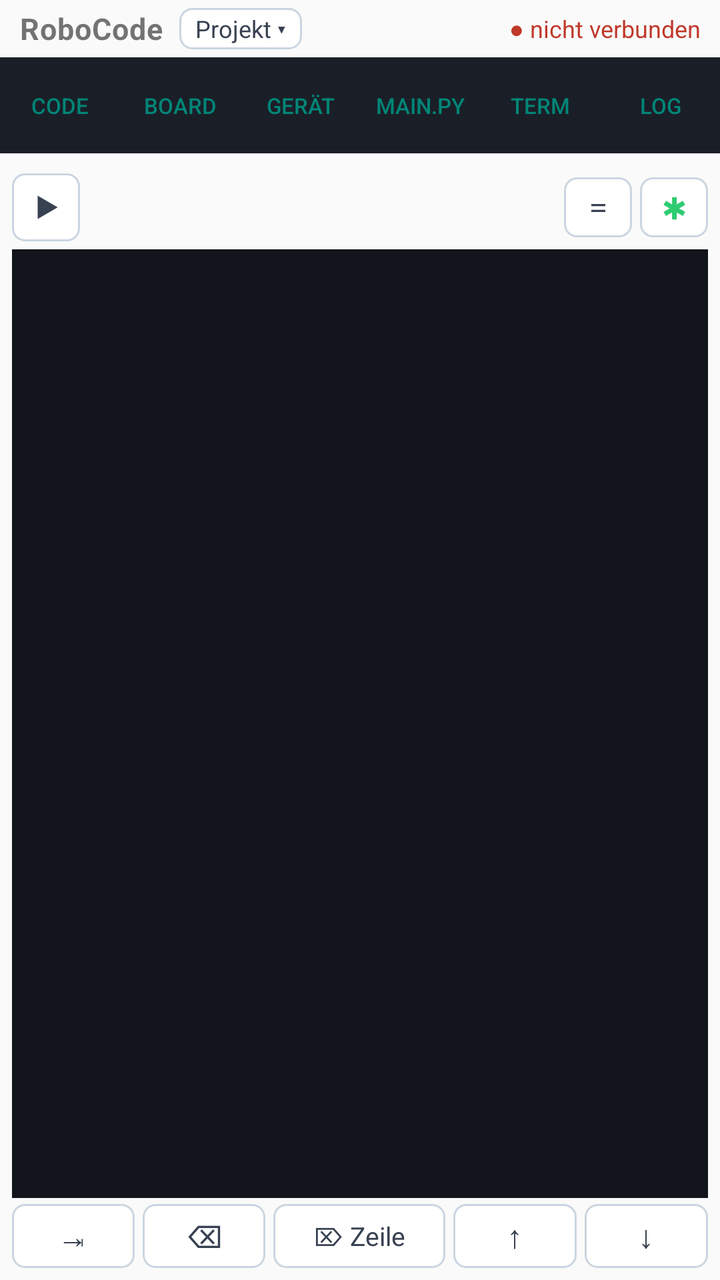
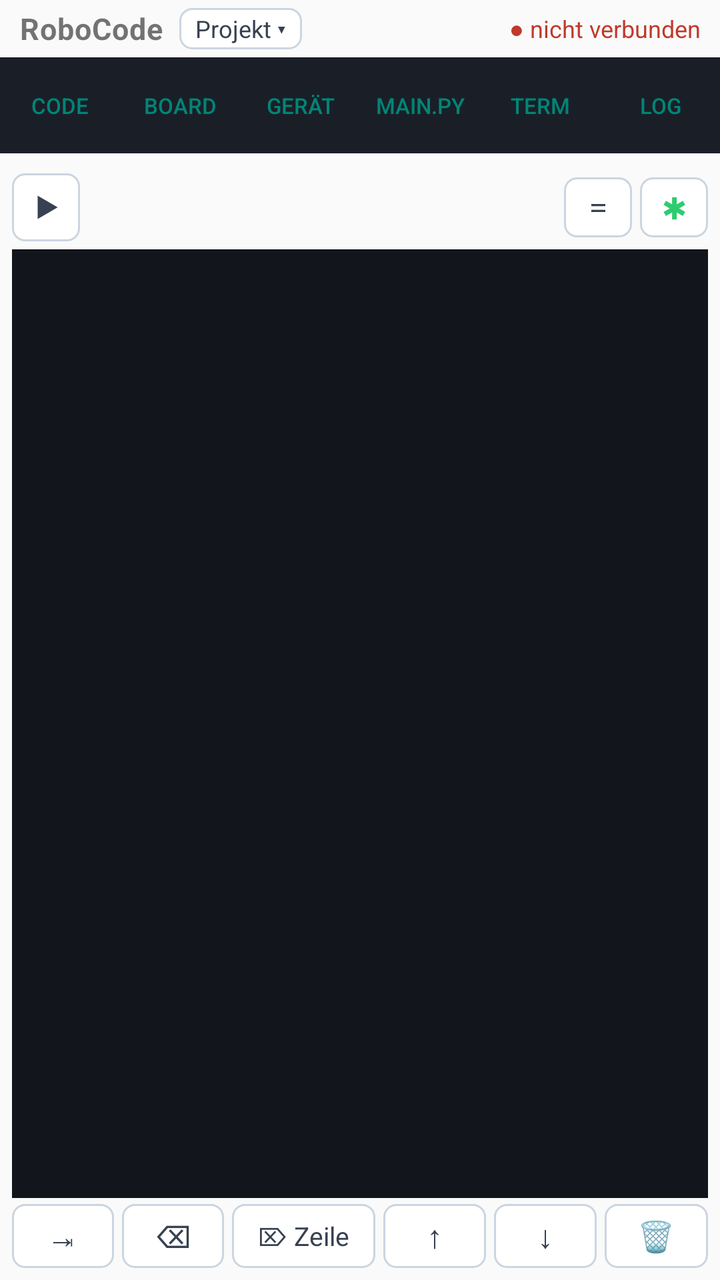

Screens rendered from an Android XML layout before and after an edit, with the pre-edit source and the edit as a unified diff.
<!-- AndroidManifest.xml: application theme Theme.AppCompat.DayNight -->
<!-- res/layout/activity_main.xml -->
<?xml version="1.0" encoding="utf-8"?>
<LinearLayout xmlns:android="http://schemas.android.com/apk/res/android"
    android:layout_width="match_parent"
    android:layout_height="match_parent"
    android:orientation="vertical">

    
    <LinearLayout
        android:layout_width="match_parent"
        android:layout_height="wrap_content"
        android:orientation="horizontal"
        android:gravity="center_vertical"
        android:paddingStart="10dp"
        android:paddingEnd="10dp"
        android:paddingTop="4dp"
        android:paddingBottom="4dp">

        <TextView android:id="@+id/brand"
            android:layout_width="wrap_content"
            android:layout_height="wrap_content"
            android:text="RoboCode"
            android:textSize="15sp"
            android:textStyle="bold"
            android:letterSpacing="0.02"
            android:clickable="true"
            android:focusable="true" />

        <TextView android:id="@+id/btnProject"
            android:layout_width="wrap_content" android:layout_height="wrap_content"
            android:layout_marginStart="8dp"
            android:paddingStart="8dp" android:paddingEnd="8dp" android:paddingTop="2dp" android:paddingBottom="2dp"
            android:background="@drawable/bg_icon_button"
            android:textSize="12sp" android:textColor="#374151"
            android:maxWidth="150dp" android:singleLine="true" android:ellipsize="end"
            android:text="Projekt ▾" android:clickable="true" android:focusable="true" />

        <TextView android:id="@+id/txtStatus"
            android:layout_width="0dp"
            android:layout_weight="1"
            android:layout_height="wrap_content"
            android:gravity="end"
            android:textSize="12sp"
            android:text="● nicht verbunden"
            android:textColor="#c0392b" />
    </LinearLayout>

    
    <LinearLayout
        android:layout_width="match_parent"
        android:layout_height="wrap_content"
        android:orientation="horizontal"
        android:background="#1a1f27">

        <Button android:id="@+id/navCode" style="?android:attr/buttonBarButtonStyle"
            android:layout_width="0dp" android:layout_weight="1" android:layout_height="wrap_content"
            android:text="Code" android:textSize="11sp" android:padding="2dp" android:singleLine="true" />
        <Button android:id="@+id/navBoard" style="?android:attr/buttonBarButtonStyle"
            android:layout_width="0dp" android:layout_weight="1" android:layout_height="wrap_content"
            android:text="Board" android:textSize="11sp" android:padding="2dp" android:singleLine="true" />
        <Button android:id="@+id/navDevice" style="?android:attr/buttonBarButtonStyle"
            android:layout_width="0dp" android:layout_weight="1" android:layout_height="wrap_content"
            android:text="Gerät" android:textSize="11sp" android:padding="2dp" android:singleLine="true" />
        <Button android:id="@+id/navMain" style="?android:attr/buttonBarButtonStyle"
            android:layout_width="0dp" android:layout_weight="1" android:layout_height="wrap_content"
            android:text="main.py" android:textSize="11sp" android:padding="2dp" android:singleLine="true" />
        <Button android:id="@+id/navTerminal" style="?android:attr/buttonBarButtonStyle"
            android:layout_width="0dp" android:layout_weight="1" android:layout_height="wrap_content"
            android:text="Term" android:textSize="11sp" android:padding="2dp" android:singleLine="true" />
        <Button android:id="@+id/navLog" style="?android:attr/buttonBarButtonStyle"
            android:layout_width="0dp" android:layout_weight="1" android:layout_height="wrap_content"
            android:text="Log" android:textSize="11sp" android:padding="2dp" android:singleLine="true" />
    </LinearLayout>

    
    <LinearLayout android:id="@+id/panelCode"
        android:layout_width="match_parent"
        android:layout_height="0dp"
        android:layout_weight="1"
        android:orientation="vertical"
        android:padding="6dp">

        
        <LinearLayout android:id="@+id/tabRow"
            android:layout_width="match_parent" android:layout_height="wrap_content"
            android:orientation="horizontal" android:visibility="gone">
            <Button android:id="@+id/tabSetup" style="?android:attr/buttonStyleSmall"
                android:layout_width="0dp" android:layout_weight="1" android:layout_height="wrap_content"
                android:text="SETUP" />
            <Button android:id="@+id/tabMain" style="?android:attr/buttonStyleSmall"
                android:layout_width="0dp" android:layout_weight="1" android:layout_height="wrap_content"
                android:text="MAIN" />
            <Button android:id="@+id/tabLib" style="?android:attr/buttonStyleSmall"
                android:layout_width="0dp" android:layout_weight="1" android:layout_height="wrap_content"
                android:text="LIB" />
        </LinearLayout>

        
        <LinearLayout android:layout_width="match_parent" android:layout_height="wrap_content"
            android:orientation="horizontal" android:gravity="center_vertical"
            android:paddingTop="4dp" android:paddingBottom="2dp">
            <ImageButton android:id="@+id/btnStart"
                android:layout_width="wrap_content" android:layout_height="34dp"
                android:src="@drawable/ic_start"
                android:background="@drawable/bg_icon_button"
                android:scaleType="fitCenter" android:adjustViewBounds="true"
                android:padding="7dp" android:layout_marginEnd="6dp"
                android:contentDescription="Start — übertragen und ausführen"
                android:enabled="false" />
            <HorizontalScrollView android:layout_width="0dp" android:layout_weight="1"
                android:layout_height="wrap_content" android:scrollbars="none">
                <LinearLayout android:id="@+id/palette"
                    android:layout_width="wrap_content" android:layout_height="wrap_content"
                    android:orientation="horizontal" />
            </HorizontalScrollView>
            
            <TextView android:id="@+id/btnAssign"
                android:layout_width="34dp" android:layout_height="30dp"
                android:text="=" android:textSize="15sp" android:gravity="center"
                android:textColor="#374151" android:background="@drawable/bg_icon_button"
                android:layout_marginStart="4dp"
                android:fontFamily="monospace" android:clickable="true" android:focusable="true" />
            
            <TextView android:id="@+id/btnAi"
                android:layout_width="34dp" android:layout_height="30dp"
                android:text="✱" android:textSize="16sp" android:gravity="center"
                android:textColor="#2ECC71" android:background="@drawable/bg_icon_button"
                android:layout_marginStart="4dp"
                android:contentDescription="Mit KI programmieren"
                android:clickable="true" android:focusable="true" />
        </LinearLayout>
        
        <HorizontalScrollView android:layout_width="match_parent" android:layout_height="wrap_content"
            android:scrollbars="none" android:paddingBottom="2dp">
            <LinearLayout android:id="@+id/paletteSub"
                android:layout_width="wrap_content" android:layout_height="wrap_content"
                android:gravity="center_vertical"
                android:orientation="horizontal" android:visibility="gone" />
        </HorizontalScrollView>

        <EditText android:id="@+id/editor"
            android:layout_width="match_parent" android:layout_height="0dp" android:layout_weight="1"
            android:gravity="top|start"
            android:inputType="textMultiLine|textNoSuggestions"
            android:fontFamily="monospace" android:textSize="13sp"
            android:importantForAutofill="no"
            android:background="#12151b" android:textColor="#e6e9ef" android:padding="6dp" />

        
        <LinearLayout android:layout_width="match_parent" android:layout_height="wrap_content"
            android:orientation="horizontal" android:gravity="center_vertical" android:paddingTop="3dp">
            <TextView android:id="@+id/edTab" android:text="⇥"
                android:layout_width="0dp" android:layout_weight="1" android:layout_height="32dp"
                android:gravity="center" android:textSize="16sp" android:textColor="#374151"
                android:background="@drawable/bg_icon_button" android:layout_marginEnd="4dp"
                android:clickable="true" android:focusable="true" />
            <TextView android:id="@+id/edBack" android:text="⌫"
                android:layout_width="0dp" android:layout_weight="1" android:layout_height="32dp"
                android:gravity="center" android:textSize="16sp" android:textColor="#374151"
                android:background="@drawable/bg_icon_button" android:layout_marginEnd="4dp"
                android:clickable="true" android:focusable="true" />
            <TextView android:id="@+id/edDelLine" android:text="⌦ Zeile"
                android:layout_width="0dp" android:layout_weight="1.4" android:layout_height="32dp"
                android:gravity="center" android:textSize="13sp" android:textColor="#374151"
                android:background="@drawable/bg_icon_button" android:layout_marginEnd="4dp"
                android:clickable="true" android:focusable="true" />
            <TextView android:id="@+id/edUp" android:text="↑"
                android:layout_width="0dp" android:layout_weight="1" android:layout_height="32dp"
                android:gravity="center" android:textSize="16sp" android:textColor="#374151"
                android:background="@drawable/bg_icon_button" android:layout_marginEnd="4dp"
                android:clickable="true" android:focusable="true" />
            <TextView android:id="@+id/edDown" android:text="↓"
                android:layout_width="0dp" android:layout_weight="1" android:layout_height="32dp"
                android:gravity="center" android:textSize="16sp" android:textColor="#374151"
                android:background="@drawable/bg_icon_button"
                android:clickable="true" android:focusable="true" />
        </LinearLayout>
    </LinearLayout>

    
    <LinearLayout android:id="@+id/panelBoard"
        android:layout_width="match_parent"
        android:layout_height="0dp"
        android:layout_weight="1"
        android:orientation="vertical"
        android:visibility="gone">

        
        <LinearLayout android:layout_width="match_parent" android:layout_height="wrap_content"
            android:orientation="horizontal" android:gravity="center_vertical"
            android:background="#f3f4f6"
            android:paddingStart="6dp" android:paddingEnd="6dp" android:paddingTop="1dp" android:paddingBottom="1dp">
            <Spinner android:id="@+id/spinnerBoardCfg"
                android:layout_width="0dp" android:layout_weight="1" android:layout_height="wrap_content"
                android:minHeight="0dp" android:paddingTop="0dp" android:paddingBottom="0dp" />
            <Button android:id="@+id/btnBoardClone" style="?android:attr/buttonStyleSmall"
                android:layout_width="wrap_content" android:layout_height="wrap_content"
                android:minHeight="0dp" android:minWidth="0dp"
                android:text="Klonen" android:textSize="11sp" />
        </LinearLayout>

        <ScrollView android:layout_width="match_parent" android:layout_height="0dp" android:layout_weight="1"
            android:background="#ffffff">
            
            <HorizontalScrollView android:layout_width="match_parent" android:layout_height="wrap_content"
                android:scrollbars="none" android:padding="4dp">
                <LinearLayout android:id="@+id/boardRow"
                    android:layout_width="wrap_content" android:layout_height="wrap_content"
                    android:orientation="horizontal" android:gravity="center_vertical" />
            </HorizontalScrollView>
        </ScrollView>
    </LinearLayout>

    
    <LinearLayout android:id="@+id/panelDevice"
        android:layout_width="match_parent"
        android:layout_height="0dp"
        android:layout_weight="1"
        android:orientation="vertical"
        android:padding="12dp"
        android:visibility="gone">

        <TextView android:id="@+id/txtDeviceInfo"
            android:layout_width="match_parent" android:layout_height="wrap_content"
            android:textSize="14sp" android:paddingBottom="10dp"
            android:text="Noch nicht verbunden." />

        <Button android:id="@+id/btnConnect"
            android:layout_width="match_parent" android:layout_height="wrap_content"
            android:text="Verbinden &amp; prüfen" />
        <Button android:id="@+id/btnInstall"
            android:layout_width="match_parent" android:layout_height="wrap_content"
            android:text="MicroPython installieren" android:enabled="false" />

        <LinearLayout android:layout_width="match_parent" android:layout_height="wrap_content"
            android:orientation="horizontal" android:gravity="center_vertical" android:paddingTop="10dp">
            <TextView android:layout_width="wrap_content" android:layout_height="wrap_content"
                android:text="Board (autom.):" android:paddingEnd="6dp" />
            <Spinner android:id="@+id/spinnerBoard"
                android:layout_width="0dp" android:layout_weight="1" android:layout_height="wrap_content" />
        </LinearLayout>

        <TextView android:layout_width="match_parent" android:layout_height="wrap_content"
            android:textSize="11sp" android:textColor="#8a93a2" android:paddingTop="10dp"
            android:text="Zum Installieren den ESP32 per BOOT/EN in den Download-Modus bringen (die App sagt es an). Das Board wird beim Verbinden automatisch erkannt; der Regler ist nur zur Korrektur." />

        <Button android:id="@+id/btnInfo" style="?android:attr/buttonStyleSmall"
            android:layout_width="wrap_content" android:layout_height="wrap_content"
            android:layout_marginTop="16dp"
            android:text="ℹ Info &amp; Lizenzen" />
    </LinearLayout>

    
    <LinearLayout android:id="@+id/panelMain"
        android:layout_width="match_parent"
        android:layout_height="0dp"
        android:layout_weight="1"
        android:orientation="vertical"
        android:padding="6dp"
        android:visibility="gone">

        <LinearLayout android:layout_width="match_parent" android:layout_height="wrap_content"
            android:orientation="horizontal" android:gravity="end">
            <Button android:id="@+id/btnCopyMain" style="?android:attr/buttonStyleSmall"
                android:layout_width="wrap_content" android:layout_height="wrap_content" android:text="Kopieren" />
            <Button android:id="@+id/btnDownloadMain" style="?android:attr/buttonStyleSmall"
                android:layout_width="wrap_content" android:layout_height="wrap_content" android:text="⤓ speichern" />
        </LinearLayout>
        <ScrollView android:layout_width="match_parent" android:layout_height="0dp" android:layout_weight="1">
            <TextView android:id="@+id/mainPyView"
                android:layout_width="match_parent" android:layout_height="wrap_content"
                android:fontFamily="monospace" android:textSize="11sp" android:padding="6dp"
                android:background="#12151b" android:textColor="#e6e9ef" android:textIsSelectable="true" />
        </ScrollView>
    </LinearLayout>

    
    <LinearLayout android:id="@+id/panelTerminal"
        android:layout_width="match_parent"
        android:layout_height="0dp"
        android:layout_weight="1"
        android:orientation="vertical"
        android:padding="6dp"
        android:visibility="gone">

        <LinearLayout android:layout_width="match_parent" android:layout_height="wrap_content"
            android:orientation="horizontal" android:gravity="center_vertical">
            <TextView android:id="@+id/terminalTitle" android:layout_width="0dp" android:layout_weight="1" android:layout_height="wrap_content"
                android:text="Terminal" android:textSize="11sp" android:textColor="#8a93a2" />
            <Button android:id="@+id/btnDashAdd" style="?android:attr/buttonStyleSmall"
                android:layout_width="wrap_content" android:layout_height="wrap_content"
                android:text="+ Widget" android:visibility="gone" />
            <Button android:id="@+id/btnDashToggle" style="?android:attr/buttonStyleSmall"
                android:layout_width="wrap_content" android:layout_height="wrap_content" android:text="Tafel" />
            <Button android:id="@+id/btnTerminalStop" style="?android:attr/buttonStyleSmall"
                android:layout_width="wrap_content" android:layout_height="wrap_content" android:text="Stop" />
            <Button android:id="@+id/btnTerminalClear" style="?android:attr/buttonStyleSmall"
                android:layout_width="wrap_content" android:layout_height="wrap_content" android:text="leeren" />
        </LinearLayout>

        
        <ScrollView android:id="@+id/terminalInScroll"
            android:layout_width="match_parent" android:layout_height="0dp" android:layout_weight="1"
            android:background="#12151b">
            <TextView android:id="@+id/terminalIn"
                android:layout_width="match_parent" android:layout_height="wrap_content"
                android:fontFamily="monospace" android:textSize="12sp" android:padding="6dp"
                android:textColor="#9be7a0" android:textIsSelectable="true" />
        </ScrollView>

        
        <ScrollView android:id="@+id/dashScroll"
            android:layout_width="match_parent" android:layout_height="0dp" android:layout_weight="1"
            android:background="#12151b" android:visibility="gone">
            <LinearLayout android:id="@+id/dashBox"
                android:layout_width="match_parent" android:layout_height="wrap_content"
                android:orientation="vertical" android:padding="4dp" />
        </ScrollView>

        
        <LinearLayout android:id="@+id/terminalOutRow" android:layout_width="match_parent" android:layout_height="wrap_content"
            android:orientation="horizontal" android:gravity="center_vertical" android:paddingTop="4dp">
            <EditText android:id="@+id/terminalOut"
                android:layout_width="0dp" android:layout_weight="1" android:layout_height="wrap_content"
                android:hint="Zeile senden…" android:singleLine="true"
                android:inputType="text|textNoSuggestions"
                android:imeOptions="actionSend"
                android:fontFamily="monospace" android:textSize="13sp"
                android:importantForAutofill="no" />
            <Button android:id="@+id/btnTerminalSend" style="?android:attr/buttonStyleSmall"
                android:layout_width="wrap_content" android:layout_height="wrap_content" android:text="Senden" />
        </LinearLayout>
    </LinearLayout>

    
    <LinearLayout android:id="@+id/panelLog"
        android:layout_width="match_parent"
        android:layout_height="0dp"
        android:layout_weight="1"
        android:orientation="vertical"
        android:padding="6dp"
        android:visibility="gone">

        <Button android:id="@+id/btnClearLog" style="?android:attr/buttonStyleSmall"
            android:layout_width="wrap_content" android:layout_height="wrap_content"
            android:text="Log leeren" android:layout_gravity="end" />
        <ScrollView android:id="@+id/logScroll"
            android:layout_width="match_parent" android:layout_height="0dp" android:layout_weight="1">
            <TextView android:id="@+id/log"
                android:layout_width="match_parent" android:layout_height="wrap_content"
                android:fontFamily="monospace" android:textSize="12sp" android:padding="4dp"
                android:textIsSelectable="true" />
        </ScrollView>
    </LinearLayout>
</LinearLayout>
<!-- resources referenced by this layout -->
<resources>
  <!-- drawable bg_icon_button (drawable) -->
  <shape xmlns:android="http://schemas.android.com/apk/res/android"
      android:shape="rectangle">
      <solid android:color="#FFFFFF"/>
      <stroke android:width="1dp" android:color="#CBD5E1"/>
      <corners android:radius="6dp"/>
  </shape>
  <!-- drawable ic_start (drawable) -->
  <vector xmlns:android="http://schemas.android.com/apk/res/android"
      android:width="24dp" android:height="24dp"
      android:viewportWidth="24" android:viewportHeight="24">
      <path android:fillColor="#374151" android:pathData="M7 5l12 7-12 7z"/>
  </vector>
</resources>

<!-- the commit's change to res/layout/activity_main.xml (unified diff, before → after) -->
@@ -5,7 +5,7 @@
     android:orientation="vertical">
 
     
-    <LinearLayout
+    <LinearLayout android:id="@+id/titleBar"
         android:layout_width="match_parent"
         android:layout_height="wrap_content"
         android:orientation="horizontal"
@@ -45,7 +45,7 @@
     </LinearLayout>
 
     
-    <LinearLayout
+    <LinearLayout android:id="@+id/navBar"
         android:layout_width="match_parent"
         android:layout_height="wrap_content"
         android:orientation="horizontal"
@@ -171,7 +171,13 @@
             <TextView android:id="@+id/edDown" android:text="↓"
                 android:layout_width="0dp" android:layout_weight="1" android:layout_height="32dp"
                 android:gravity="center" android:textSize="16sp" android:textColor="#374151"
+                android:background="@drawable/bg_icon_button" android:layout_marginEnd="4dp"
+                android:clickable="true" android:focusable="true" />
+            <TextView android:id="@+id/edClear" android:text="🗑"
+                android:layout_width="0dp" android:layout_weight="1" android:layout_height="32dp"
+                android:gravity="center" android:textSize="15sp" android:textColor="#C0392B"
                 android:background="@drawable/bg_icon_button"
+                android:contentDescription="Editor ganz leeren"
                 android:clickable="true" android:focusable="true" />
         </LinearLayout>
     </LinearLayout>
@@ -282,13 +288,16 @@
         android:padding="6dp"
         android:visibility="gone">
 
-        <LinearLayout android:layout_width="match_parent" android:layout_height="wrap_content"
+        <LinearLayout android:id="@+id/terminalToolbar" android:layout_width="match_parent" android:layout_height="wrap_content"
             android:orientation="horizontal" android:gravity="center_vertical">
             <TextView android:id="@+id/terminalTitle" android:layout_width="0dp" android:layout_weight="1" android:layout_height="wrap_content"
                 android:text="Terminal" android:textSize="11sp" android:textColor="#8a93a2" />
             <Button android:id="@+id/btnDashAdd" style="?android:attr/buttonStyleSmall"
                 android:layout_width="wrap_content" android:layout_height="wrap_content"
                 android:text="+ Widget" android:visibility="gone" />
+            <Button android:id="@+id/btnDashFull" style="?android:attr/buttonStyleSmall"
+                android:layout_width="wrap_content" android:layout_height="wrap_content"
+                android:text="⛶" android:visibility="gone" />
             <Button android:id="@+id/btnDashToggle" style="?android:attr/buttonStyleSmall"
                 android:layout_width="wrap_content" android:layout_height="wrap_content" android:text="Tafel" />
             <Button android:id="@+id/btnTerminalStop" style="?android:attr/buttonStyleSmall"
